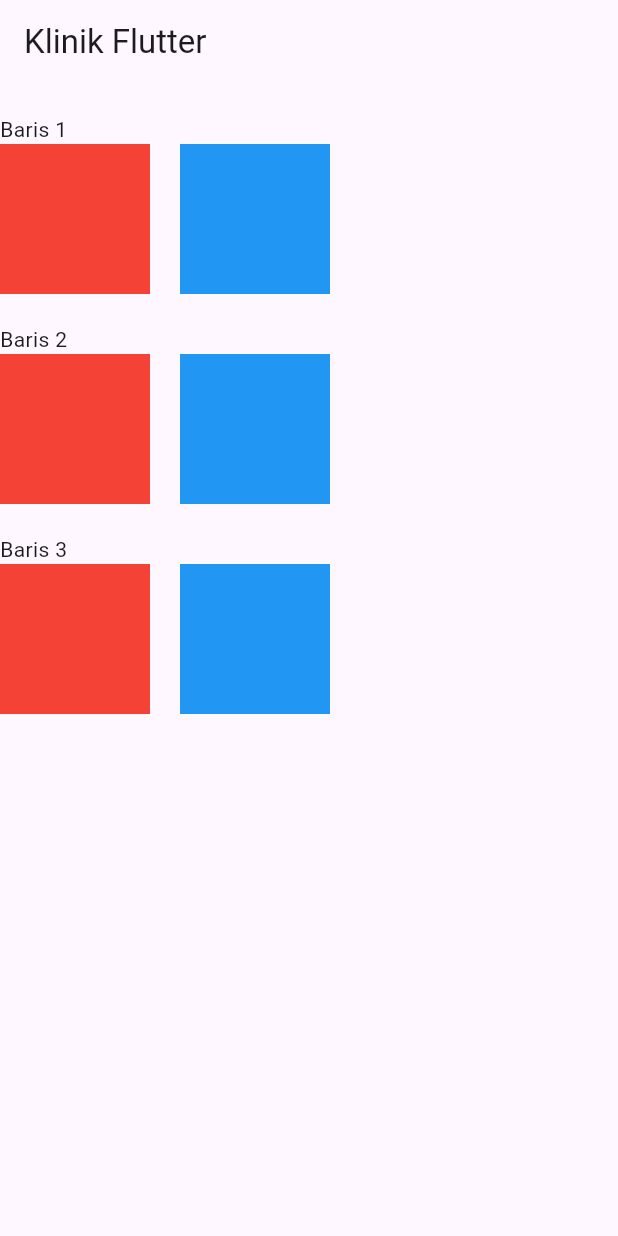
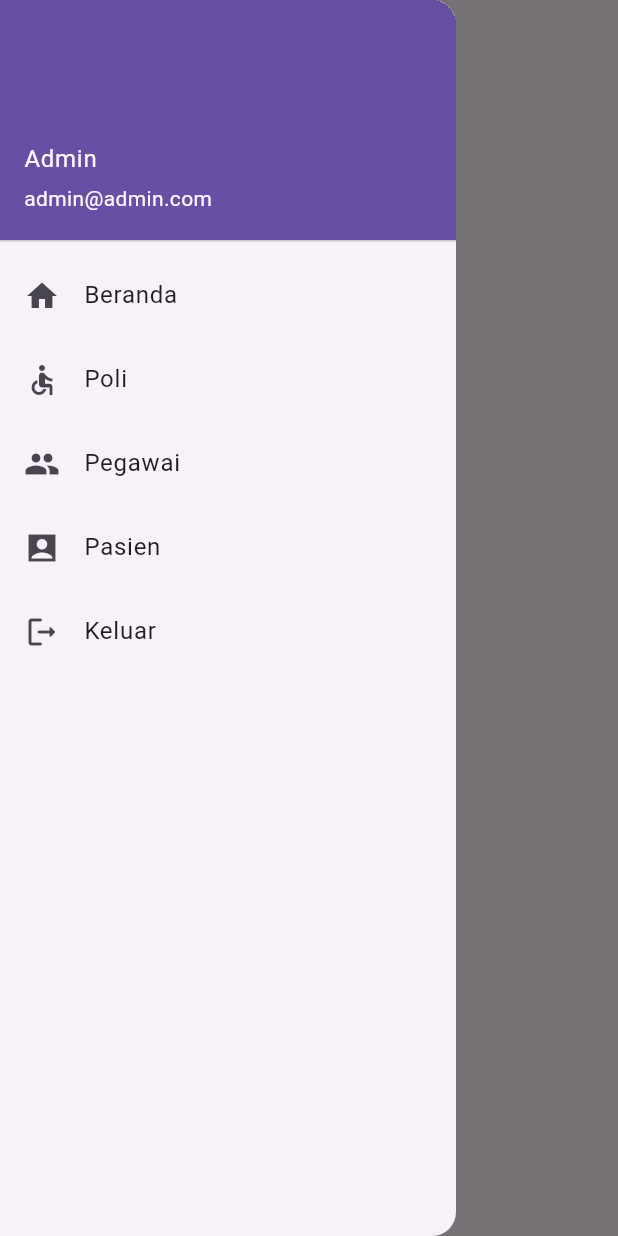
Before and after one commit to Jekmerson/Mobile-Programming, a Flutter app: the screen it shows after launch, with the side drawer open (before the commit the screen has no drawer), on a phone screen of 412 x 824 dp. Run offline on Flutter 3.47's test engine with Material 3 defaults, Android fonts, the phone set to English and light mode, and no system bars; missing offline and left inert: klinik_app.

Commit message:
Add files via upload

```diff
--- a/lib/main.dart
+++ b/lib/main.dart
@@ -1,6 +1,5 @@
 import 'package:flutter/material.dart';
-import 'package:flutter_application_2/hello.dart';
-import 'package:flutter_application_2/kolombaris.dart';
+import 'ui/beranda.dart';
 
 void main() {
   runApp(const MyApp());
@@ -11,9 +10,10 @@ class MyApp extends StatelessWidget {
 
   @override
   Widget build(BuildContext context) {
-    return MaterialApp(
+    return const MaterialApp(
+      debugShowCheckedModeBanner: false,
       title: 'Klinik',
-      home: Kolombaris(),
+      home: Beranda(),
     );
   }
 }
--- /dev/null
+++ b/lib/model/poli.dart
@@ -0,0 +1,6 @@
+class Poli {
+  String? id;
+  String namaPoli;
+
+  Poli({this.id, required this.namaPoli});
+}
--- /dev/null
+++ b/lib/ui/beranda.dart
@@ -0,0 +1,17 @@
+import 'package:flutter/material.dart';
+import '../widget/sidebar.dart';
+
+class Beranda extends StatelessWidget {
+  const Beranda({super.key});
+
+  @override
+  Widget build(BuildContext context) {
+    return Scaffold(
+      drawer: Sidebar(),
+      appBar: AppBar(title: Text("beranda")),
+      body: Center(
+        child: Text("Selamat Datang"),
+      ),
+    );
+  }
+}
--- /dev/null
+++ b/lib/ui/poli_item.dart
@@ -0,0 +1,24 @@
+import 'package:flutter/material.dart';
+import '../model/poli.dart';
+import 'poli_detail.dart';
+
+class PoliItem extends StatelessWidget {
+  final Poli poli;
+
+  const PoliItem({super.key, required this.poli});
+
+  @override
+  Widget build(BuildContext context) {
+    return GestureDetector(
+      child: Card(
+        child: ListTile(
+          title: Text("${poli.namaPoli}"),
+        ),
+      ),
+      onTap: () {
+        Navigator.push(context,
+            MaterialPageRoute(builder: (context) => PoliDetail(poli: poli)));
+      },
+    );
+  }
+}
--- /dev/null
+++ b/lib/widget/sidebar.dart
@@ -0,0 +1,58 @@
+import 'package:flutter/material.dart';
+import '../ui/beranda.dart';
+import '../ui/login.dart';
+import '../ui/poli_page.dart';
+
+class Sidebar extends StatelessWidget {
+  const Sidebar({Key? key}) : super(key: key);
+
+  @override
+  Widget build(BuildContext context) {
+    return Drawer(
+      child: ListView(
+        padding: EdgeInsets.zero,
+        children: [
+          UserAccountsDrawerHeader(
+              accountName: Text("Admin"),
+              accountEmail: Text("admin@admin.com")),
+          ListTile(
+            leading: Icon(Icons.home),
+            title: Text("Beranda"),
+            onTap: () {
+              Navigator.push(
+                  context, MaterialPageRoute(builder: (context) => Beranda()));
+            },
+          ),
+          ListTile(
+            leading: Icon(Icons.accessible),
+            title: Text("Poli"),
+            onTap: () {
+              Navigator.push(
+                  context, MaterialPageRoute(builder: (context) => PoliPage()));
+            },
+          ),
+          ListTile(
+            leading: Icon(Icons.people),
+            title: Text("Pegawai"),
+            onTap: () {},
+          ),
+          ListTile(
+            leading: Icon(Icons.account_box_sharp),
+            title: Text("Pasien"),
+            onTap: () {},
+          ),
+          ListTile(
+            leading: Icon(Icons.logout_rounded),
+            title: Text("Keluar"),
+            onTap: () {
+              Navigator.pushAndRemoveUntil(
+                  context,
+                  MaterialPageRoute(builder: (context) => Login()),
+                  (Route<dynamic> route) => false);
+            },
+          )
+        ],
+      ),
+    );
+  }
+}
```
Also changed, not shown: lib/ui/login.dart (added, +69 -0 lines), lib/ui/poli_detail.dart (added, +81 -0 lines), lib/ui/poli_form.dart (added, +45 -0 lines), lib/ui/poli_page.dart (added, +41 -0 lines), lib/ui/poli_update_form.dart (added, +57 -0 lines).
